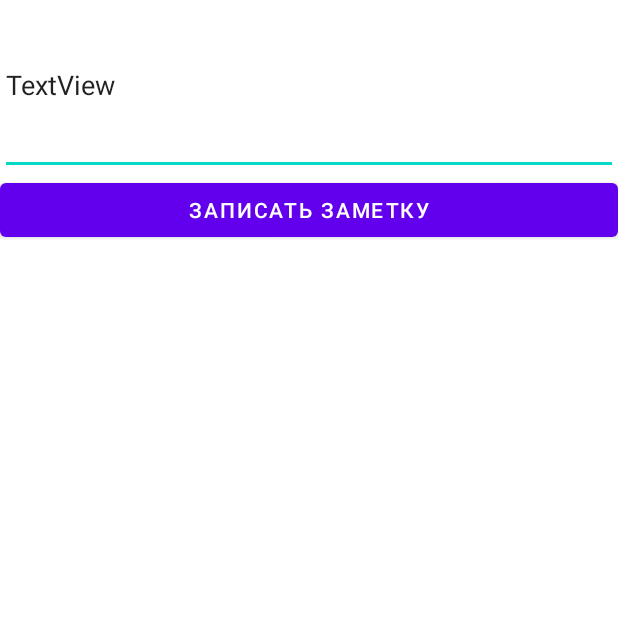
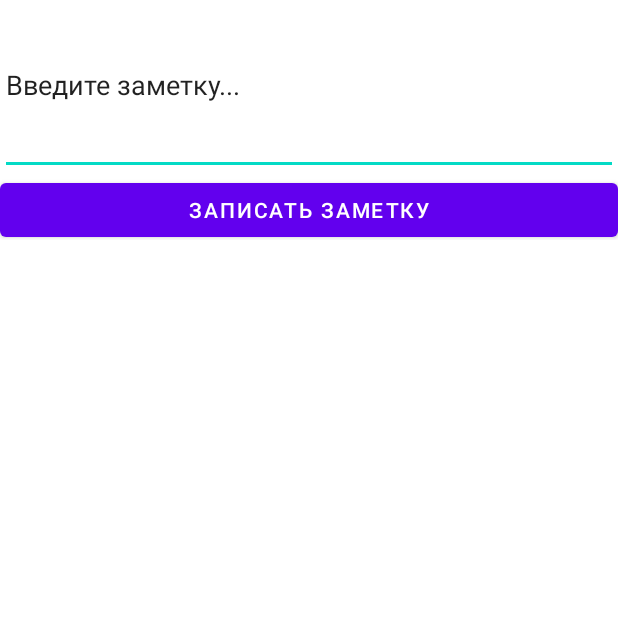
Before and after one commit to Evgeny-mea/StyleList, an Android app: the fragment Enter_note shown on its own in the app's theme, on a phone screen of 412 x 824 dp, the top half of it. Run offline under Robolectric (Android 15) with nearby library versions, the phone set to English and light mode, and no system bars.

Commit message:
Push 18.04 2

```diff
--- a/app/src/main/res/layout/activity_main.xml
+++ b/app/src/main/res/layout/activity_main.xml
@@ -33,12 +33,14 @@
             android:layout_height="wrap_content"
             android:layout_weight="1022"
             />
+
+
         <include
         android:id="@+id/main_enter"
         layout="@layout/fragment_enter_note"
         android:layout_width="match_parent"
         android:layout_height="wrap_content"
-            android:layout_weight="1"
+        android:layout_weight="1"
         />
 
 
--- a/app/src/main/res/layout/fragment_enter_note.xml
+++ b/app/src/main/res/layout/fragment_enter_note.xml
@@ -18,7 +18,7 @@
             android:layout_height="120dp"
 
 
-            android:text="TextView"
+            android:text="Введите заметку..."
             app:layout_constraintBottom_toTopOf="@id/button3"
             app:layout_constraintEnd_toEndOf="parent"
             app:layout_constraintStart_toStartOf="parent"
```
